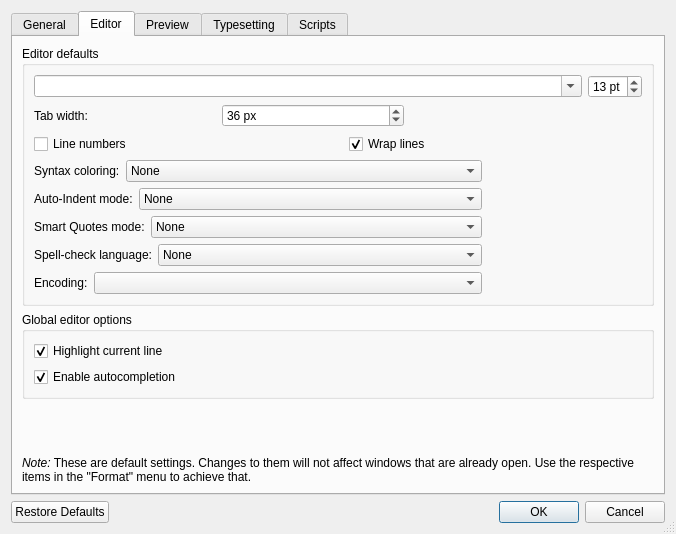
Old version of the form src/PrefsDialog.ui in the repository debian-tex/texworks.
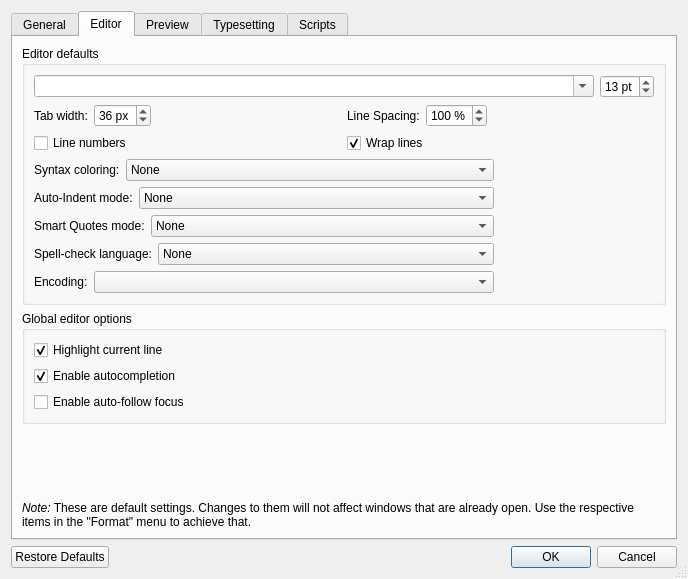
New version of the form. The open tabs and pages were chosen to show the change. Icons and pictures are not drawn. Custom widgets are drawn as their Qt base class.

Diff of the .ui file:
```diff
--- a/src/PrefsDialog.ui
+++ b/src/PrefsDialog.ui
@@ -6,8 +6,8 @@
    <rect>
     <x>0</x>
     <y>0</y>
-    <width>676</width>
-    <height>534</height>
+    <width>688</width>
+    <height>579</height>
    </rect>
   </property>
   <property name="windowTitle">
@@ -215,7 +215,9 @@
            </layout>
           </item>
           <item row="1" column="0">
-           <layout class="QHBoxLayout" name="horizontalLayout">
+           <layout class="QGridLayout" name="gridLayout_5">
+            <item row="0" column="0">
+             <layout class="QHBoxLayout" name="horizontalLayout_10">
             <item>
              <widget class="QLabel" name="label">
               <property name="text">
@@ -237,25 +239,65 @@
              </widget>
             </item>
             <item>
-             <spacer name="spacer">
+               <spacer name="horizontalSpacer_5">
               <property name="orientation">
                <enum>Qt::Horizontal</enum>
               </property>
-              <property name="sizeType">
-               <enum>QSizePolicy::Fixed</enum>
-              </property>
+                <property name="sizeHint" stdset="0">
+                 <size>
+                  <width>40</width>
+                  <height>17</height>
+                 </size>
+                </property>
+               </spacer>
+              </item>
+             </layout>
+            </item>
+            <item row="0" column="1">
+             <layout class="QHBoxLayout" name="horizontalLayout_11">
+              <item>
+               <widget class="QLabel" name="label_16">
+                <property name="text">
+                 <string>Line Spacing:</string>
+                </property>
+               </widget>
+              </item>
+              <item>
+               <widget class="QSpinBox" name="lineSpacing">
+                <property name="suffix">
+                 <string> %</string>
+                </property>
+                <property name="minimum">
+                 <number>50</number>
+                </property>
+                <property name="maximum">
+                 <number>500</number>
+                </property>
+                <property name="singleStep">
+                 <number>10</number>
+                </property>
+                <property name="value">
+                 <number>100</number>
+                </property>
+               </widget>
+              </item>
+              <item>
+               <spacer name="horizontalSpacer_6">
+                <property name="orientation">
+                 <enum>Qt::Horizontal</enum>
+                </property>
               <property name="sizeHint" stdset="0">
                <size>
-                <width>238</width>
-                <height>24</height>
+                  <width>40</width>
+                  <height>17</height>
                </size>
               </property>
              </spacer>
             </item>
            </layout>
           </item>
-          <item row="2" column="0">
-           <layout class="QHBoxLayout" name="horizontalLayout_6">
+            <item row="1" column="0">
+             <layout class="QHBoxLayout" name="horizontalLayout_12">
             <item>
              <widget class="QCheckBox" name="lineNumbers">
               <property name="text">
@@ -263,19 +305,10 @@
               </property>
              </widget>
             </item>
-            <item>
-             <spacer name="horizontalSpacer_5">
-              <property name="orientation">
-               <enum>Qt::Horizontal</enum>
-              </property>
-              <property name="sizeHint" stdset="0">
-               <size>
-                <width>40</width>
-                <height>17</height>
-               </size>
-              </property>
-             </spacer>
+             </layout>
             </item>
+            <item row="1" column="1">
+             <layout class="QHBoxLayout" name="horizontalLayout">
             <item>
              <widget class="QCheckBox" name="wrapLines">
               <property name="text">
@@ -286,22 +319,11 @@
               </property>
              </widget>
             </item>
-            <item>
-             <spacer name="horizontalSpacer_6">
-              <property name="orientation">
-               <enum>Qt::Horizontal</enum>
-              </property>
-              <property name="sizeHint" stdset="0">
-               <size>
-                <width>40</width>
-                <height>20</height>
-               </size>
-              </property>
-             </spacer>
+             </layout>
             </item>
            </layout>
           </item>
-          <item row="3" column="0">
+          <item row="2" column="0">
            <layout class="QHBoxLayout" name="horizontalLayout_2">
             <item>
              <widget class="QLabel" name="label_7">
@@ -340,7 +362,7 @@
             </item>
            </layout>
           </item>
-          <item row="4" column="0">
+          <item row="3" column="0">
            <layout class="QHBoxLayout" name="horizontalLayout_3">
             <item>
              <widget class="QLabel" name="label_8">
@@ -379,7 +401,7 @@
             </item>
            </layout>
           </item>
-          <item row="5" column="0">
+          <item row="4" column="0">
            <layout class="QHBoxLayout" name="horizontalLayout_7">
             <item>
              <widget class="QLabel" name="label_9">
@@ -418,7 +440,7 @@
             </item>
            </layout>
           </item>
-          <item row="6" column="0">
+          <item row="5" column="0">
            <layout class="QHBoxLayout" name="horizontalLayout_4">
             <item>
              <widget class="QLabel" name="label_6">
@@ -457,7 +479,7 @@
             </item>
            </layout>
           </item>
-          <item row="7" column="0">
+          <item row="6" column="0">
            <layout class="QHBoxLayout" name="horizontalLayout_5">
             <item>
              <widget class="QLabel" name="label_2">
@@ -520,6 +542,13 @@
             </property>
            </widget>
           </item>
+          <item row="2" column="0">
+           <widget class="QCheckBox" name="autoFollowFocusEnabled">
+            <property name="text">
+             <string>Enable auto-follow focus</string>
+            </property>
+           </widget>
+          </item>
          </layout>
         </widget>
        </item>
```
Left out of the diff: 1 changed line with no effect on the pictures. Lines whose indentation alone changed are shown as unchanged.
